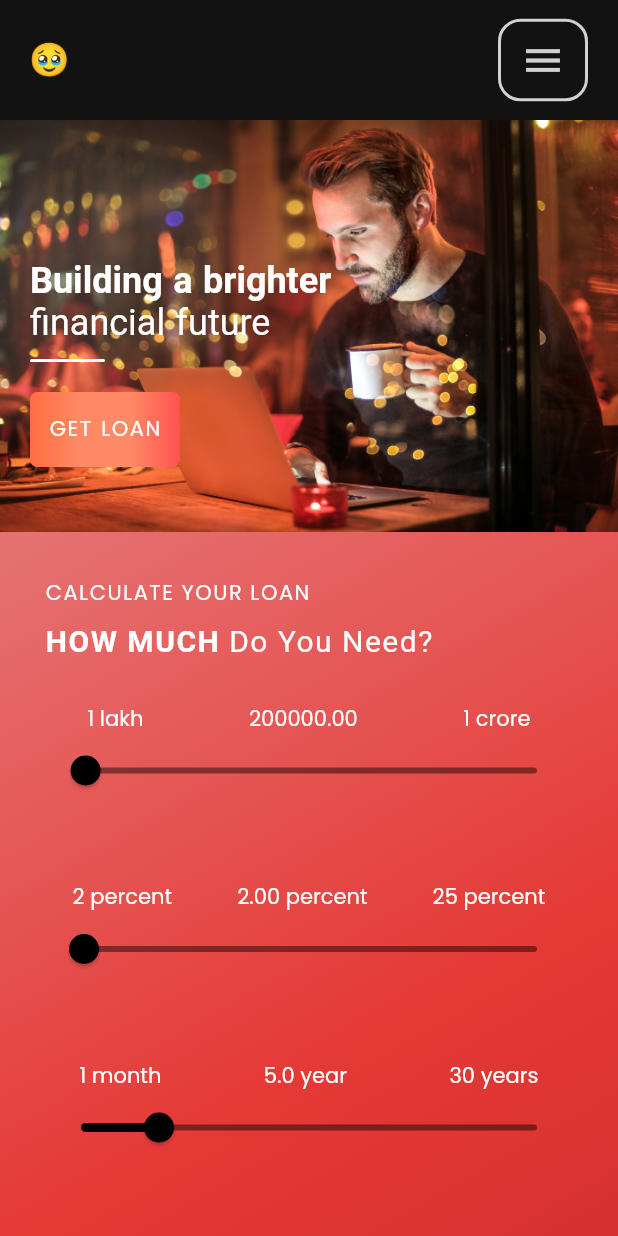
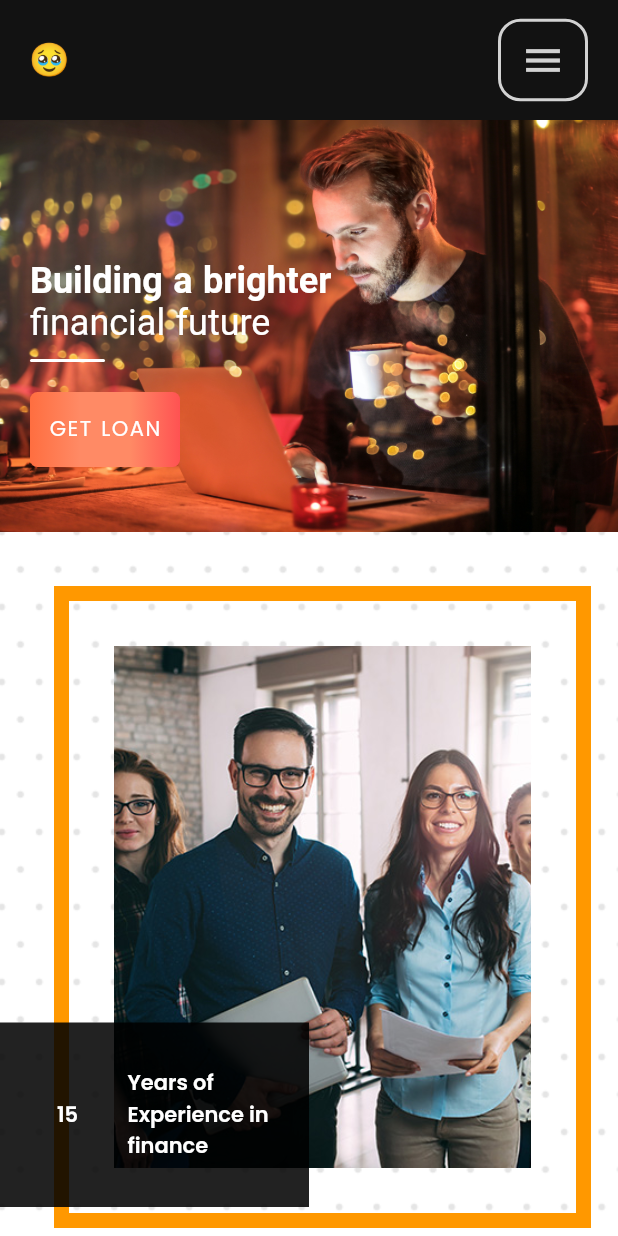
Before and after one commit to rounakraj03/loan-flutter, a Flutter app: the screen it shows after launch, on a phone screen of 412 x 824 dp. Run offline on Flutter 3.47's test engine with Material 2 defaults, Android fonts, the phone set to English and light mode, and no system bars; our stand-ins replace dio, google_fonts, visibility_detector.

```diff
--- a/lib/pages/home.dart
+++ b/lib/pages/home.dart
@@ -29,6 +29,8 @@ class _HomePageState extends State<HomePage> {
                 children: [
                   NavBarWidget(),
                   HomeOneWidget(),
+                  HomeTwoWidget(),
+                  HomeThreeWidget(),
                   EmiCalculatorWidget(),
                   Footer()
 
--- a/lib/res/assets.dart
+++ b/lib/res/assets.dart
@@ -8,6 +8,9 @@ class Assets {
   static const String imageTwo = "assets/images/imageTwo.png";
   static const String imageThree = "assets/images/imageThree.png";
   static const String imageFour = "assets/images/imageFour.png";
+  static const String imageFrame = "assets/images/frame.jpg";
+  static const String imageFrame2 = "assets/images/frame2.png";
+  static const String secondWidgetImage = "assets/images/secondWidgetImage.jpg";
 
 //Icons
   static const String facebookLogo = "assets/icons/fbIcon.png";
--- a/lib/widgets/footer.dart
+++ b/lib/widgets/footer.dart
@@ -6,14 +6,15 @@ import 'package:flutter_loan/res/assets.dart';
 class UnderLineWidget extends StatelessWidget {
   Color? underlineColor;
   double? height;
-  UnderLineWidget({super.key, this.underlineColor, this.height});
+  double? width;
+  UnderLineWidget({super.key, this.underlineColor, this.height, this.width});
 
   @override
   Widget build(BuildContext context) {
     return Container(
       margin: EdgeInsets.symmetric(vertical: 10),
       height: height ?? 1,
-      width: 50,
+      width: width ?? 50,
       decoration: BoxDecoration(
           borderRadius: BorderRadius.circular(5),
           color: underlineColor ?? Colors.redAccent),);
--- a/lib/widgets/homeWidgets.dart
+++ b/lib/widgets/homeWidgets.dart
@@ -3,6 +3,7 @@ import 'package:flutter_loan/res/app_constants.dart';
 import 'package:flutter_loan/res/assets.dart';
 import 'package:flutter_loan/widgets/customElevatedButton.dart';
 import 'package:flutter_loan/widgets/footer.dart';
+import 'package:visibility_detector/visibility_detector.dart';
 
 class HomeOneWidget extends StatefulWidget {
   const HomeOneWidget({super.key});
@@ -179,3 +180,145 @@ class _HomeOneWidgetState extends State<HomeOneWidget> {
     },);
   }
 }
+
+
+class HomeTwoWidget extends StatefulWidget {
+  const HomeTwoWidget({super.key});
+
+  @override
+  State<HomeTwoWidget> createState() => _HomeTwoWidgetState();
+}
+
+class _HomeTwoWidgetState extends State<HomeTwoWidget> with SingleTickerProviderStateMixin {
+
+  late AnimationController _controller;
+  late Animation<double> _animation;
+
+  @override
+  void initState() {
+    super.initState();
+
+    _controller = AnimationController(vsync: this, duration: const Duration(seconds: 3));
+
+    _animation = Tween<double>(begin: 1, end: 15).animate(_controller)
+    ..addListener(() {
+      setState(() {});
+    });
+  }
+
+  @override
+  void dispose() {
+    _controller.dispose();
+    super.dispose();
+  }
+
+
+  @override
+  Widget build(BuildContext context) {
+    double width = MediaQuery.of(context).size.width;
+    double height = MediaQuery.of(context).size.height;
+    return LayoutBuilder(
+      builder: (context, constraints) {
+      if(constraints.maxWidth > Constants.desktop_view) {
+        return SizedBox();
+      } else {
+        return Container(
+          child: Stack(
+            children: [
+              Container(
+                height: 500,
+                child: Image.asset(Assets.imageFrame2, fit: BoxFit.cover, color: Colors.transparent.withOpacity(0.1),),
+              ),
+              Positioned(
+                top: 0,
+                  bottom: 0,
+                  left: 0,
+                  right: 0,
+                  child: Container(
+                    padding: const EdgeInsets.all(18.0),
+                    margin: const EdgeInsets.only(left: 18.0, top: 18.0, bottom: 18.0),
+                    child: Container(
+                      decoration: BoxDecoration(
+                        border: Border.all(color: Colors.orange, width: 10),
+                      ),
+                        padding: const EdgeInsets.all(30),
+                        child: Image.asset(Assets.secondWidgetImage, fit: BoxFit.cover,)),
+                  )),
+              Positioned(
+                bottom: 50,
+                  left: 0,
+                  child: VisibilityDetector(
+                    key: Key('second-widget-home'),
+                    onVisibilityChanged: (info) {
+                      if(info.visibleFraction > 0.8){
+                        _controller.forward();
+                      }
+                    },
+                    child: Container(
+                      padding: const EdgeInsets.symmetric(vertical: 30.0, horizontal: 5),
+                      width: width * 0.5,
+                      color: Colors.black87,
+                      child: Row(
+                        mainAxisAlignment: MainAxisAlignment.spaceEvenly,
+                        children: [
+                          Container(alignment: Alignment.center,width: 80,child: Text("${_animation.value.toInt()}",style: TextStyle(fontWeight: FontWeight.w600),)),
+                          Expanded(child: Container(width: 60,child: Text("Years of Experience in finance",style: TextStyle(fontWeight: FontWeight.w600))))
+                        ],
+                      ),
+              ),
+                  ))
+            ],
+          ),
+        );
+      }
+    },);
+  }
+}
+
+class HomeThreeWidget extends StatelessWidget {
+  const HomeThreeWidget({super.key});
+
+  @override
+  Widget build(BuildContext context) {
+    double width = MediaQuery.of(context).size.width;
+    return LayoutBuilder(builder: (context, constraints) {
+      if(constraints.maxWidth > Constants.desktop_view) {
+        return SizedBox();
+      }
+      else {
+        return Padding(
+          padding: const EdgeInsets.all(20.0),
+          child: Column(
+            crossAxisAlignment: CrossAxisAlignment.start,
+            children: [
+              Row(
+                mainAxisAlignment: MainAxisAlignment.start,
+                children: [
+                  Text("ABOUT COMPANY", style: TextStyle(color: Colors.grey),),
+                ],
+              ),
+              SizedBox(height: 20,),
+              RichText(
+                text: TextSpan(
+                    style: TextStyle(color: Colors.black, fontSize: 26),
+                    children: [
+                      TextSpan(text: "Small Business Loans For ",style: TextStyle(fontWeight: FontWeight.bold)),
+                      TextSpan(text: "a Daily Expenses"),
+                    ]
+                ),
+              ),
+              SizedBox(height: 5,),
+              UnderLineWidget(height: 3, width: 100,),
+              SizedBox(height: 30,),
+
+              Text("Lorem ipsum dolor sit amet, consectetur adipisicing elit, sed do eiusmod tempor incididunt ut labore t dolore magna aliqua. Ut enim ad minim veniam quis.", style: TextStyle(color: Colors.grey.shade900, wordSpacing: 1, fontWeight: FontWeight.w700),),
+              SizedBox(height: 30,),
+              Text("what people are posting on social networks With a community of over. million users and a majority age group being 18 to 29. wouldn’t you want to make sure you’re monitoring what people are posting on social networks?", style: TextStyle(color: Colors.grey.shade800, wordSpacing: 1),)
+            ],
+
+          ),
+        );
+      }
+    },);
+  }
+}
```
Also changed, not shown: assets/images/frame.jpg (added), assets/images/frame2.png (added), assets/images/secondWidgetImage.jpg (added).
